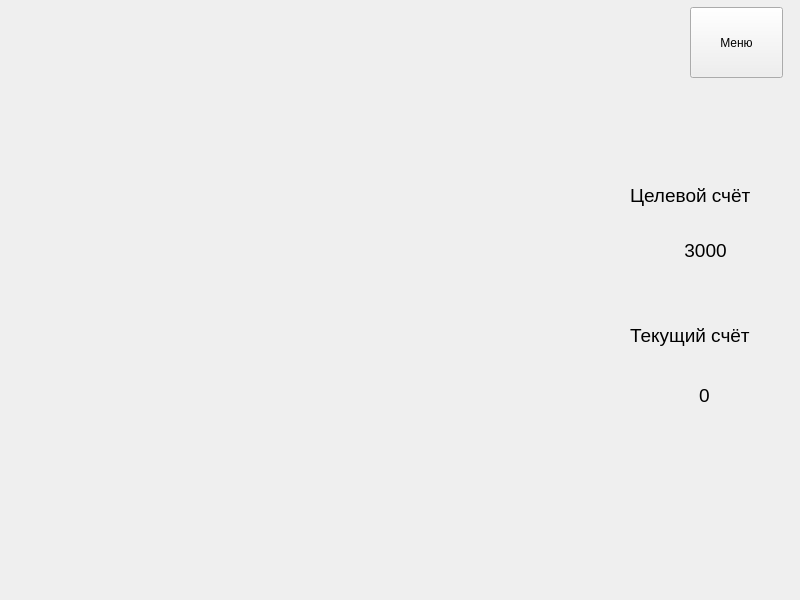
First picture: the form in Task5/Resources/ui/forms/game.ui, repository SaVyrin/Languages-and-Programming-Systems, before the edit.
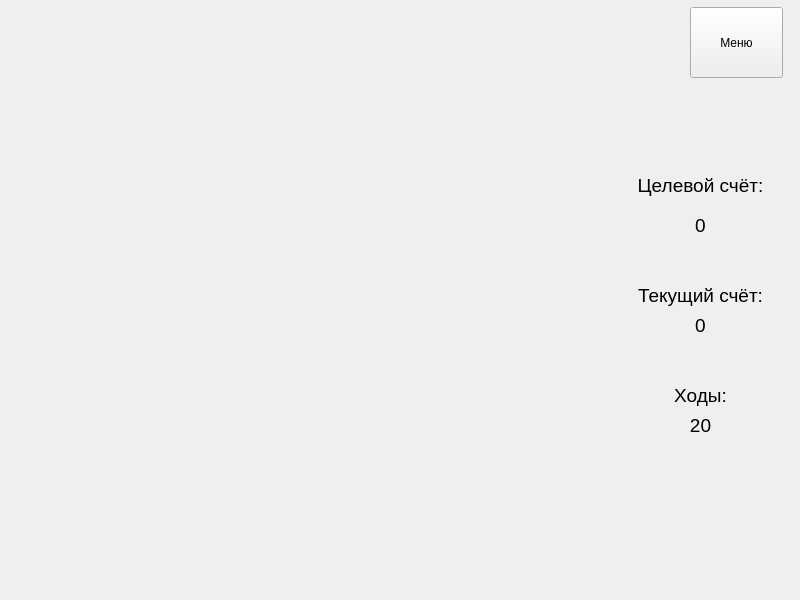
Second picture: the form after the edit.

Commit message: Task 5 added moves to game. Game ends when no more moves left. Made max score instead of target score, that is stored through games

```diff
--- a/Task5/Resources/ui/forms/game.ui
+++ b/Task5/Resources/ui/forms/game.ui
@@ -30,49 +30,49 @@
    <widget class="QLabel" name="label_3">
     <property name="geometry">
      <rect>
-      <x>630</x>
-      <y>310</y>
-      <width>151</width>
-      <height>51</height>
+      <x>620</x>
+      <y>280</y>
+      <width>161</width>
+      <height>31</height>
      </rect>
     </property>
     <property name="text">
-     <string>&lt;html&gt;&lt;head/&gt;&lt;body&gt;&lt;p&gt;&lt;span style=&quot; font-size:14pt;&quot;&gt;Текущий счёт&lt;/span&gt;&lt;/p&gt;&lt;/body&gt;&lt;/html&gt;</string>
+     <string>&lt;html&gt;&lt;head/&gt;&lt;body&gt;&lt;p align=&quot;center&quot;&gt;&lt;span style=&quot; font-size:14pt;&quot;&gt;Текущий счёт:&lt;/span&gt;&lt;/p&gt;&lt;/body&gt;&lt;/html&gt;</string>
     </property>
    </widget>
    <widget class="QLabel" name="label_4">
     <property name="geometry">
      <rect>
-      <x>630</x>
-      <y>140</y>
-      <width>151</width>
-      <height>111</height>
+      <x>620</x>
+      <y>170</y>
+      <width>161</width>
+      <height>31</height>
      </rect>
     </property>
     <property name="text">
-     <string>&lt;html&gt;&lt;head/&gt;&lt;body&gt;&lt;p&gt;&lt;span style=&quot; font-size:14pt;&quot;&gt;Целевой счёт&lt;/span&gt;&lt;/p&gt;&lt;/body&gt;&lt;/html&gt;</string>
+     <string>&lt;html&gt;&lt;head/&gt;&lt;body&gt;&lt;p align=&quot;center&quot;&gt;&lt;span style=&quot; font-size:14pt;&quot;&gt;Целевой счёт:&lt;/span&gt;&lt;/p&gt;&lt;/body&gt;&lt;/html&gt;</string>
     </property>
    </widget>
    <widget class="QLabel" name="target_score_label">
     <property name="geometry">
      <rect>
-      <x>670</x>
-      <y>230</y>
-      <width>71</width>
-      <height>41</height>
+      <x>620</x>
+      <y>210</y>
+      <width>161</width>
+      <height>31</height>
      </rect>
     </property>
     <property name="text">
-     <string>&lt;html&gt;&lt;head/&gt;&lt;body&gt;&lt;p align=&quot;center&quot;&gt;&lt;span style=&quot; font-size:14pt;&quot;&gt;3000&lt;/span&gt;&lt;/p&gt;&lt;/body&gt;&lt;/html&gt;</string>
+     <string>&lt;html&gt;&lt;head/&gt;&lt;body&gt;&lt;p align=&quot;center&quot;&gt;&lt;span style=&quot; font-size:14pt;&quot;&gt;0&lt;/span&gt;&lt;/p&gt;&lt;/body&gt;&lt;/html&gt;</string>
     </property>
    </widget>
    <widget class="QLabel" name="current_score_label">
     <property name="geometry">
      <rect>
-      <x>664</x>
-      <y>370</y>
-      <width>81</width>
-      <height>51</height>
+      <x>620</x>
+      <y>310</y>
+      <width>161</width>
+      <height>31</height>
      </rect>
     </property>
     <property name="text">
@@ -90,6 +90,32 @@
     </property>
     <layout class="QGridLayout" name="gridLayout"/>
    </widget>
+   <widget class="QLabel" name="label">
+    <property name="geometry">
+     <rect>
+      <x>620</x>
+      <y>380</y>
+      <width>161</width>
+      <height>31</height>
+     </rect>
+    </property>
+    <property name="text">
+     <string>&lt;html&gt;&lt;head/&gt;&lt;body&gt;&lt;p align=&quot;center&quot;&gt;&lt;span style=&quot; font-size:14pt;&quot;&gt;Ходы:&lt;/span&gt;&lt;/p&gt;&lt;/body&gt;&lt;/html&gt;</string>
+    </property>
+   </widget>
+   <widget class="QLabel" name="movesLabel">
+    <property name="geometry">
+     <rect>
+      <x>620</x>
+      <y>410</y>
+      <width>161</width>
+      <height>31</height>
+     </rect>
+    </property>
+    <property name="text">
+     <string>&lt;html&gt;&lt;head/&gt;&lt;body&gt;&lt;p align=&quot;center&quot;&gt;&lt;span style=&quot; font-size:14pt;&quot;&gt;20&lt;/span&gt;&lt;/p&gt;&lt;/body&gt;&lt;/html&gt;</string>
+    </property>
+   </widget>
   </widget>
  </widget>
  <resources/>
```
Left out of the diff: 2 changed lines with no effect on the pictures. The commit also changes 5 other files.
